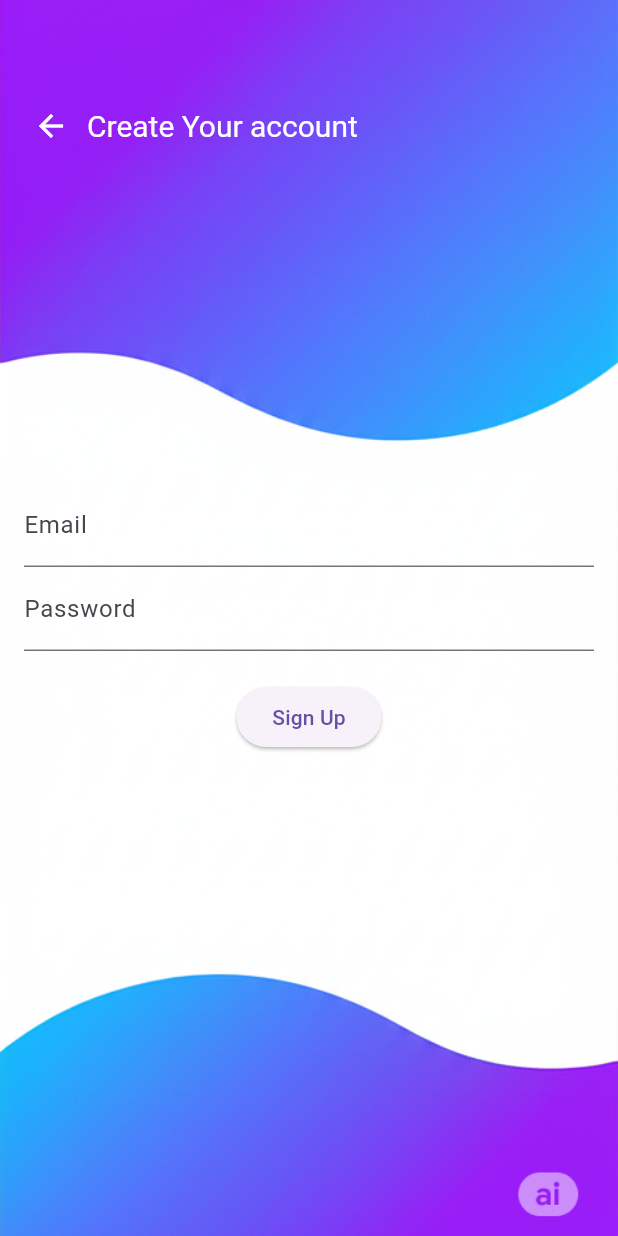
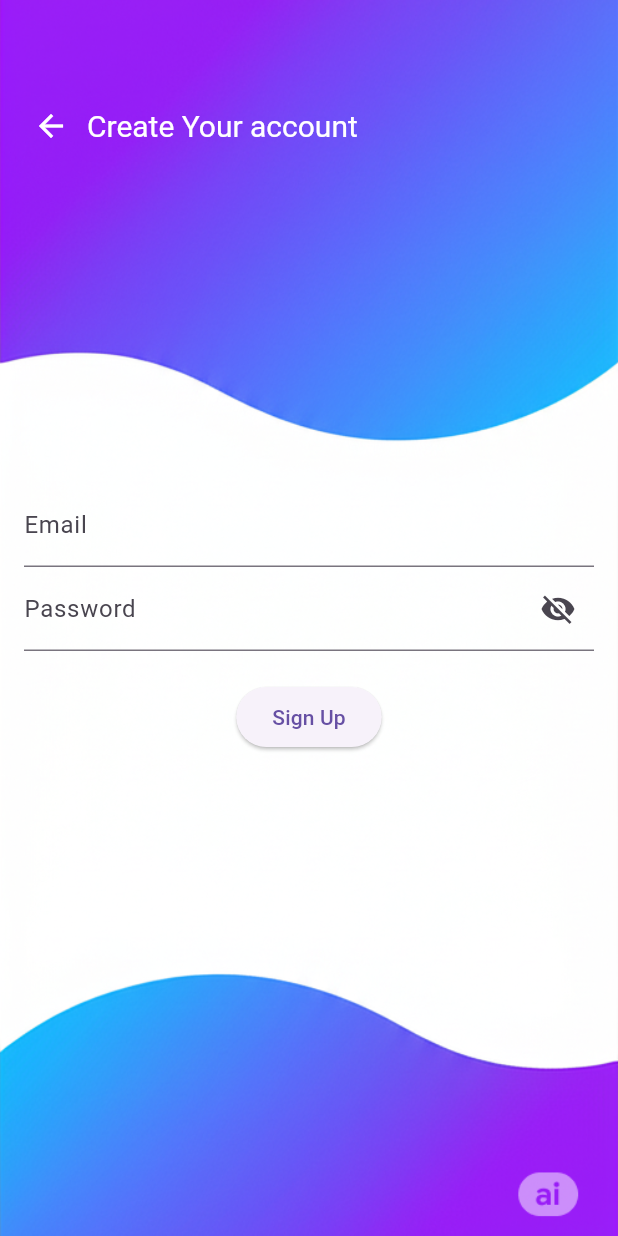
Before and after one commit to Gowtham-Mani407/auth_task_Gowtham, a Flutter app: the SignupScreen screen opened by its route, on a phone screen of 412 x 824 dp. Run offline on Flutter 3.47's test engine with Material 3 defaults, Android fonts, the phone set to English and light mode, and no system bars; our stand-ins replace cloud_firestore, device_info_plus, equatable, file_picker, firebase_auth, firebase_core and 4 more; missing offline and left inert: flutter_pdfview; accounts and stored records are empty.

Commit message:
Minor Correction

```diff
--- a/lib/view/screens/home_screen.dart
+++ b/lib/view/screens/home_screen.dart
@@ -76,7 +76,7 @@ class _HomeScreenState extends State<HomeScreen> {
             if (state is FileLoaded) {
               files = state.files;
             } else if (state is FileLoading) {
-              // Preserve old files if available
+
               if (state.previousFiles != null) {
                 files = state.previousFiles!;
               }
--- a/lib/view/screens/signup_screen.dart
+++ b/lib/view/screens/signup_screen.dart
@@ -15,6 +15,8 @@ class _SignupScreenState extends State<SignupScreen> {
   final formKey = GlobalKey<FormState>();
   final emailController = TextEditingController();
   final passwordController = TextEditingController();
+  bool obscureText = true;
+
   @override
   Widget build(BuildContext context) {
     return Scaffold(
@@ -90,9 +92,21 @@ class _SignupScreenState extends State<SignupScreen> {
                             ),
                             TextFormField(
                               controller: passwordController,
-                              obscureText: true,
+                              obscureText: obscureText,
                               decoration: InputDecoration(
                                 labelText: "Password",
+                                suffixIcon: IconButton(
+                                  icon: Icon(
+                                    obscureText
+                                        ? Icons.visibility_off
+                                        : Icons.visibility,
+                                  ),
+                                  onPressed: () {
+                                    setState(() {
+                                      obscureText = !obscureText;
+                                    });
+                                  },
+                                ),
                               ),
                               validator: (val) =>
                                   val!.length < 5 ? "Password too short" : null,
```
Also changed, not shown: lib/view/screens/login_screen.dart (+14 -1 lines), 2 other files.
